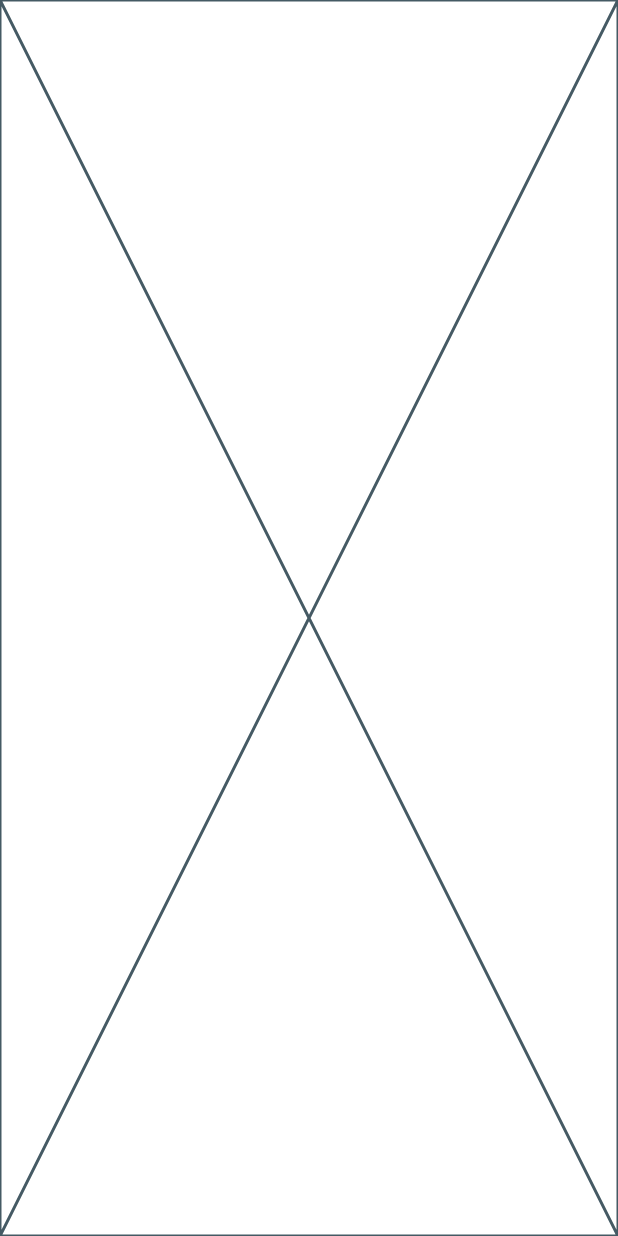
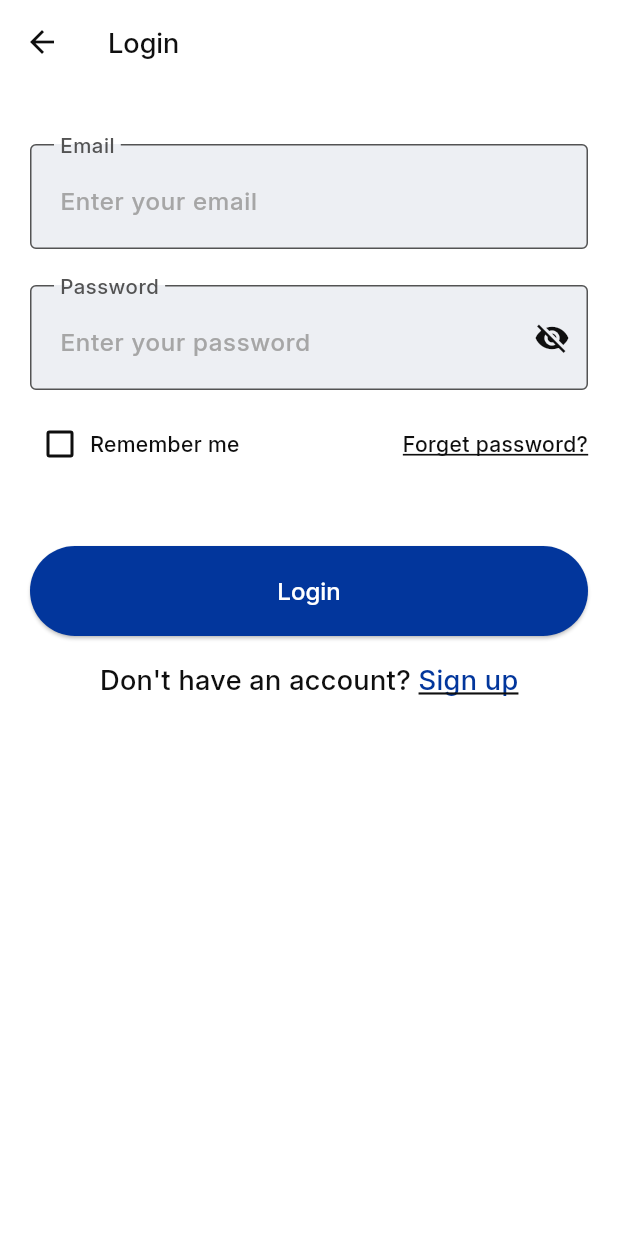
Before and after one commit to captainsero/team-5, a Flutter app: the screen it shows after launch, on a phone screen of 412 x 824 dp. Run offline on Flutter 3.47's test engine with Material 3 defaults, Android fonts, the phone set to English and light mode, and no system bars; our stand-ins replace dio, flutter_screenutil, flutter_secure_storage, get_it, go_router, injectable.

Commit message:
feat(auth):add login feature

```diff
--- /dev/null
+++ b/lib/features/auth/loginScreen/presentations/loginScreen.dart
@@ -0,0 +1,153 @@
+import 'package:flutter/material.dart';
+import '../../../../core/constants/color_manager.dart';
+import '../../../../core/constants/font_manager.dart';
+
+class LoginScreen extends StatefulWidget {
+  const LoginScreen({super.key});
+
+  @override
+  State<LoginScreen> createState() => _LoginScreenState();
+}
+
+class _LoginScreenState extends State<LoginScreen> {
+  final _formKey = GlobalKey<FormState>();
+  final _emailController = TextEditingController();
+  final _passwordController = TextEditingController();
+  bool _rememberMe = false;
+  bool _obscurePassword = true;
+  bool _showEmailError = false;
+
+  @override
+  Widget build(BuildContext context) {
+    return Scaffold(
+      appBar: AppBar(
+        leading: const Icon(Icons.arrow_back),
+        title: const Text('Login'),
+      ),
+      body: SafeArea(
+        child: SingleChildScrollView(
+          padding: const EdgeInsets.all(20.0),
+          child: Form(
+            key: _formKey,
+            child: Column(
+              crossAxisAlignment: CrossAxisAlignment.stretch,
+              children: [
+                const SizedBox(height: 20),
+
+                TextFormField(
+                  controller: _emailController,
+                  decoration: const InputDecoration(
+                    hintText: 'Enter your email',
+                    labelText: 'Email',
+
+                  ),
+                  keyboardType: TextInputType.emailAddress,
+                ),
+                const SizedBox(height: 24),
+
+                TextFormField(
+                  controller: _passwordController,
+                  obscureText: _obscurePassword,
+                  decoration: InputDecoration(
+                    hintText: 'Enter your password',
+                    labelText: 'Password',
+
+                    suffixIcon: IconButton(
+                      icon: Icon(
+                        _obscurePassword ? Icons.visibility_off : Icons.visibility,
+                      ),
+                      onPressed: () {
+                        setState(() {
+                          _obscurePassword = !_obscurePassword;
+                        });
+                      },
+                    ),
+                  ),
+                ),
+                const SizedBox(height: 16),
+
+                Row(
+                  mainAxisAlignment: MainAxisAlignment.spaceBetween,
+                  children: [
+                    Row(
+                      children: [
+                        Checkbox(
+                          value: _rememberMe,
+                          onChanged: (value) {
+                            setState(() {
+                              _rememberMe = value ?? false;
+                            });
+                          },
+                          activeColor: AppColors.primary,
+                          visualDensity: VisualDensity.compact,
+                        ),
+                        Text(
+                          'Remember me',style: TextStyle(
+                            color: AppColors.black,
+                            fontSize: FontSize.s14,
+                            fontWeight: FontWeightManager.regular,
+                        ),
+                          overflow: TextOverflow.ellipsis,
+                        ),
+                      ],
+                    ),
+                    const SizedBox(width: 8),
+                    Text(
+                      'Forget password?',
+                      style: TextStyle(
+                        color: AppColors.black,
+                        fontSize: FontSize.s14,
+                        fontWeight: FontWeightManager.regular,
+                        decoration: TextDecoration.underline,
+                      ),                    ),
+                  ],
+                ),
+                const SizedBox(height: 48),
+
+                ElevatedButton(
+                  onPressed: () {
+                    setState(() {
+                      _showEmailError = true;
+                    });
+                  },
+                  child: const Text('Login'),
+                ),
+                const SizedBox(height: 16),
+
+                Row(
+                  mainAxisAlignment: MainAxisAlignment.center,
+                  children: [
+                     Text("Don't have an account? ",
+                      style: TextStyle(
+                        color: AppColors.black,
+                        fontSize: FontSize.s18,
+                        fontWeight: FontWeightManager.regular,
+
+                    ),),
+                    Text(
+                      'Sign up',
+                      style: TextStyle(
+                        color: AppColors.primary,
+                        fontSize: FontSize.s18,
+                        fontWeight: FontWeightManager.medium,
+                        decoration: TextDecoration.underline,
+                      ),
+                    ),
+                  ],
+                ),
+                const SizedBox(height: 20),
+              ],
+            ),
+          ),
+        ),
+      ),
+    );
+  }
+
+  @override
+  void dispose() {
+    _emailController.dispose();
+    _passwordController.dispose();
+    super.dispose();
+  }
+}
--- a/lib/main.dart
+++ b/lib/main.dart
@@ -1,6 +1,11 @@
 import 'package:flutter/material.dart';
-import 'package:team_5_examapp/generated/l10n.dart';
 import 'package:flutter_localizations/flutter_localizations.dart';
+import 'package:flutter_screenutil/flutter_screenutil.dart';
+
+import 'core/routing/routes_manager.dart';
+import 'core/themes/light_theme.dart';
+import 'features/auth/loginScreen/presentations/loginScreen.dart';
+import 'generated/l10n.dart';
 
 void main() {
   runApp(const MyApp());
@@ -9,19 +14,30 @@ void main() {
 class MyApp extends StatelessWidget {
   const MyApp({super.key});
 
-  // This widget is the root of your application.
   @override
   Widget build(BuildContext context) {
+    return ScreenUtilInit(
+      designSize: const Size(375, 812),
+      minTextAdapt: true,
+      splitScreenMode: true,
+      builder: (context, child) {
         return MaterialApp(
-      localizationsDelegates: [
+          title: 'Exam App',
+          debugShowCheckedModeBanner: false,
+          theme: AppTheme.lightTheme,
+
+          localizationsDelegates: const [
             S.delegate,
             GlobalMaterialLocalizations.delegate,
             GlobalWidgetsLocalizations.delegate,
             GlobalCupertinoLocalizations.delegate,
           ],
           supportedLocales: S.delegate.supportedLocales,
-      title: 'Flutter Demo',
-      home: const Placeholder(),
+
+          initialRoute: Routes.loginRoute,
+          routes: {Routes.loginRoute: (context) => const LoginScreen(),},
+        );
+      },
     );
   }
 }
```
Lines whose indentation alone changed are shown as unchanged.
